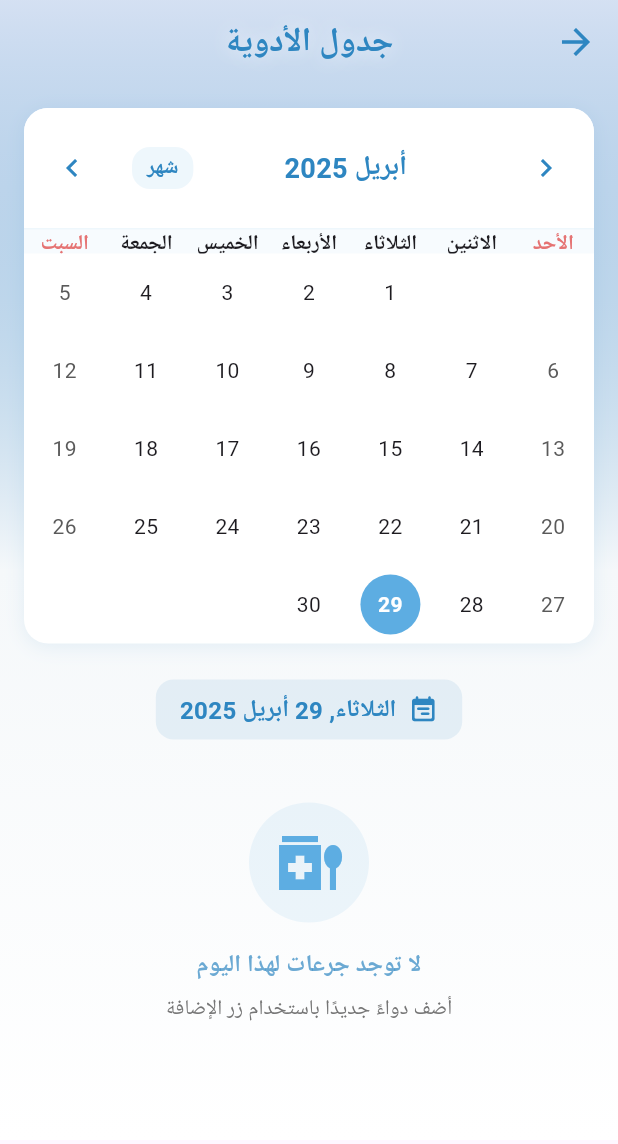
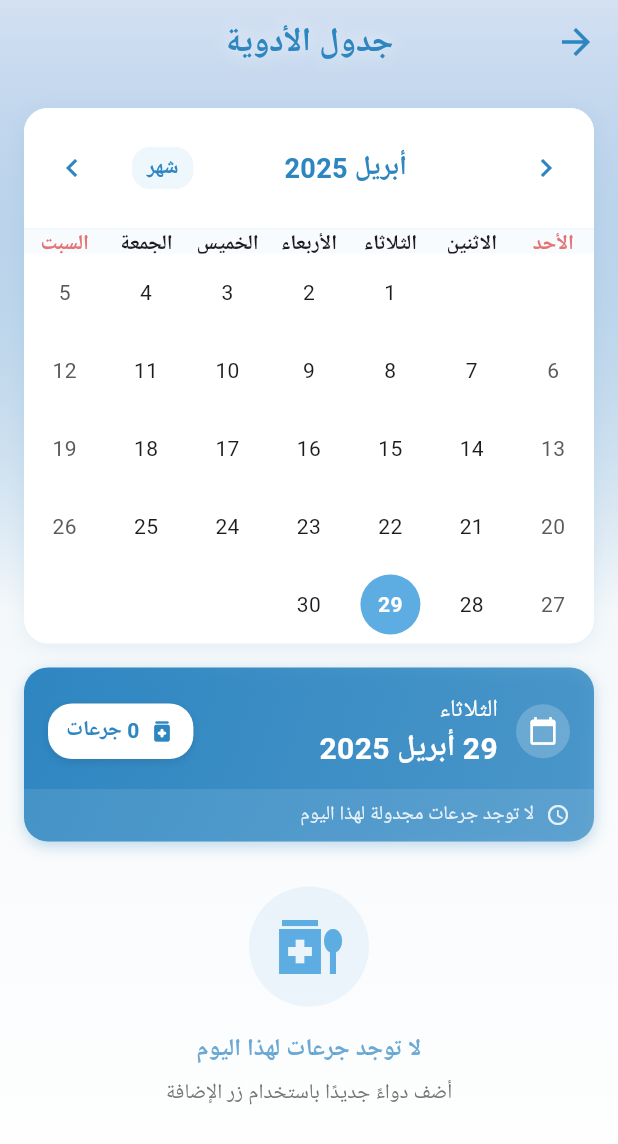
Before and after one commit to AbdulrahmanB-25/Mudhkir_App, a Flutter app: the DoseSchedule screen opened by its route, on a phone screen of 412 x 824 dp. Shown: the top 1144 px of the screen. Run offline on Flutter 3.47's test engine with Material 3 defaults, Android fonts, the phone set to English and light mode, and no system bars; drawn by our look-alikes of table_calendar; our stand-ins replace cloud_firestore, firebase_auth, firebase_core, flutter_dotenv, flutter_local_notifications, image_picker and 3 more; missing offline and left inert: android_alarm_manager_plus; accounts and stored records are empty; Roboto replaces fonts that are missing (Tajawal).

Commit message:
Updated bar .

```diff
--- a/lib/Features/Medication/Schedule/Medications_Schedule_Page.dart
+++ b/lib/Features/Medication/Schedule/Medications_Schedule_Page.dart
@@ -98,6 +98,138 @@ class _DoseScheduleState extends State<DoseSchedule> {
   List<Map<String, dynamic>> _getEventsForDay(DateTime day) {
     final DateTime normalizedDay = DateTime(day.year, day.month, day.day);
     return _doses[normalizedDay] ?? [];
+  }
+
+  Widget _buildDateAndDosesHeader() {
+    final events = _getEventsForDay(_selectedDay);
+    final doseCount = events.length;
+
+    return Container(
+      margin: const EdgeInsets.only(top: 16),
+      decoration: BoxDecoration(
+        gradient: LinearGradient(
+          colors: [kPrimaryColor, kPrimaryColor.withOpacity(0.8)],
+          begin: Alignment.topLeft,
+          end: Alignment.bottomRight,
+        ),
+        borderRadius: BorderRadius.circular(kBorderRadius),
+        boxShadow: [
+          BoxShadow(
+            color: kPrimaryColor.withOpacity(0.3),
+            blurRadius: 8,
+            offset: const Offset(0, 3),
+          ),
+        ],
+      ),
+      child: Column(
+        children: [
+          Padding(
+            padding: const EdgeInsets.fromLTRB(16, 16, 16, 12),
+            child: Row(
+              children: [
+                Container(
+                  padding: const EdgeInsets.all(8),
+                  decoration: BoxDecoration(
+                    color: Colors.white.withOpacity(0.2),
+                    shape: BoxShape.circle,
+                  ),
+                  child: const Icon(
+                    Icons.calendar_today,
+                    size: 20,
+                    color: Colors.white,
+                  ),
+                ),
+                const SizedBox(width: 12),
+                Expanded(
+                  child: Column(
+                    crossAxisAlignment: CrossAxisAlignment.start,
+                    children: [
+                      Text(
+                        DateFormat('EEEE', 'ar_SA').format(_selectedDay),
+                        style: const TextStyle(
+                          fontSize: 16,
+                          fontWeight: FontWeight.w500,
+                          color: Colors.white,
+                        ),
+                      ),
+                      Text(
+                        DateFormat('d MMMM yyyy', 'ar_SA').format(_selectedDay),
+                        style: const TextStyle(
+                          fontSize: 20,
+                          fontWeight: FontWeight.bold,
+                          color: Colors.white,
+                        ),
+                      ),
+                    ],
+                  ),
+                ),
+                Container(
+                  padding: const EdgeInsets.symmetric(horizontal: 12, vertical: 8),
+                  decoration: BoxDecoration(
+                    color: Colors.white,
+                    borderRadius: BorderRadius.circular(16),
+                    boxShadow: [
+                      BoxShadow(
+                        color: Colors.black.withOpacity(0.1),
+                        blurRadius: 4,
+                        offset: const Offset(0, 2),
+                      )
+                    ]
+                  ),
+                  child: Row(
+                    children: [
+                      Icon(
+                        Icons.medication_rounded,
+                        size: 18,
+                        color: kPrimaryColor,
+                      ),
+                      const SizedBox(width: 6),
+                      Text(
+                        "$doseCount ${doseCount == 1 ? 'جرعة' : 'جرعات'}",
+                        style: TextStyle(
+                          fontSize: 14,
+                          fontWeight: FontWeight.bold,
+                          color: kPrimaryColor,
+                        ),
+                      ),
+                    ],
+                  ),
+                ),
+              ],
+            ),
+          ),
+          Container(
+            padding: const EdgeInsets.symmetric(horizontal: 16, vertical: 8),
+            decoration: BoxDecoration(
+              color: Colors.white.withOpacity(0.1),
+              borderRadius: const BorderRadius.vertical(
+                bottom: Radius.circular(kBorderRadius),
+              ),
+            ),
+            child: Row(
+              children: [
+                Icon(
+                  Icons.access_time_rounded,
+                  size: 16,
+                  color: Colors.white.withOpacity(0.85),
+                ),
+                const SizedBox(width: 8),
+                Text(
+                  doseCount > 0
+                      ? "الجرعات المجدولة لهذا اليوم"
+                      : "لا توجد جرعات مجدولة لهذا اليوم",
+                  style: TextStyle(
+                    fontSize: 13,
+                    fontWeight: FontWeight.w500,
+                    color: Colors.white.withOpacity(0.85),
+                  ),
+                ),
+              ],
+            ),
+          ),
+        ],
+      ),
+    );
   }
 
   @override
@@ -244,33 +376,8 @@ class _DoseScheduleState extends State<DoseSchedule> {
                         getEventsForDay: _getEventsForDay,
                       ),
 
-                      Container(
-                        margin: const EdgeInsets.only(top: 24, bottom: 12),
-                        padding: const EdgeInsets.symmetric(vertical: 8, horizontal: 16),
-                        decoration: BoxDecoration(
-                          color: kPrimaryColor.withOpacity(0.1),
-                          borderRadius: BorderRadius.circular(12),
-                        ),
-                        child: Row(
-                          mainAxisSize: MainAxisSize.min,
-                          children: [
-                            Icon(
-                              Icons.event_note_rounded,
-                              size: 20,
-                              color: kPrimaryColor,
-                            ),
-                            const SizedBox(width: 8),
-                            Text(
-                              DateFormat('EEEE, d MMMM yyyy', 'ar_SA').format(_selectedDay),
-                              style: TextStyle(
-                                fontSize: 16,
-                                fontWeight: FontWeight.bold,
-                                color: kPrimaryColor,
-                              ),
-                            ),
-                          ],
-                        ),
-                      ),
+                      // Date and Doses Header Bar
+                      _buildDateAndDosesHeader(),
 
                       _buildDoseList(),
 
```
